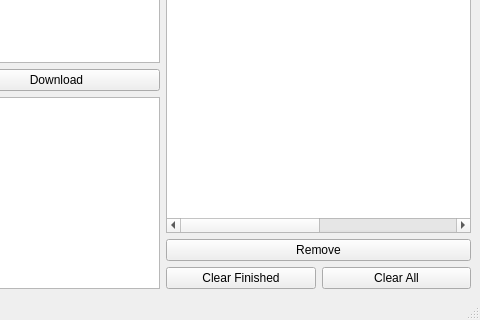
Before: the Qt Designer form tidal_dl_ng/ui/main.ui in exislow/tidal-dl-ng, drawn with Qt 5; both pictures show x 720 to 1200 and y 480 to 800 of the 1200 by 800 pixel window.
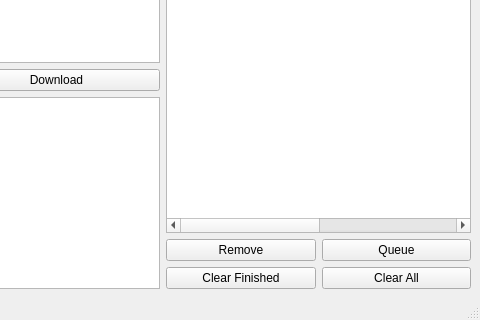
After: the same form once the commit is applied. Icons and pictures are not drawn.

Commit message: ✨ Downloads can be now paused / resumed. Fixes #149 & 324 👷 Shutdown is handled more gracefully.

Diff of the .ui file:
```diff
--- a/tidal_dl_ng/ui/main.ui
+++ b/tidal_dl_ng/ui/main.ui
@@ -650,6 +650,8 @@
          </widget>
         </item>
         <item>
+         <layout class="QHBoxLayout" name="horizontalLayout_4">
+          <item>
          <widget class="QPushButton" name="pb_queue_download_remove">
           <property name="enabled">
            <bool>true</bool>
@@ -657,7 +659,22 @@
           <property name="text">
            <string>Remove</string>
           </property>
-         </widget>
+            <property name="icon">
+             <iconset theme="QIcon::ThemeIcon::EditClear"/>
+            </property>
+           </widget>
+          </item>
+          <item>
+           <widget class="QPushButton" name="pb_queue_download_toggle">
+            <property name="text">
+             <string>Queue</string>
+            </property>
+            <property name="icon">
+             <iconset theme="QIcon::ThemeIcon::MediaPlaybackStart"/>
+            </property>
+           </widget>
+          </item>
+         </layout>
         </item>
         <item>
          <layout class="QHBoxLayout" name="horizontalLayout_3">
```
Left out of the diff: 2 changed lines with no effect on the pictures. Lines whose indentation alone changed are shown as unchanged. The commit also changes 6 other files.
